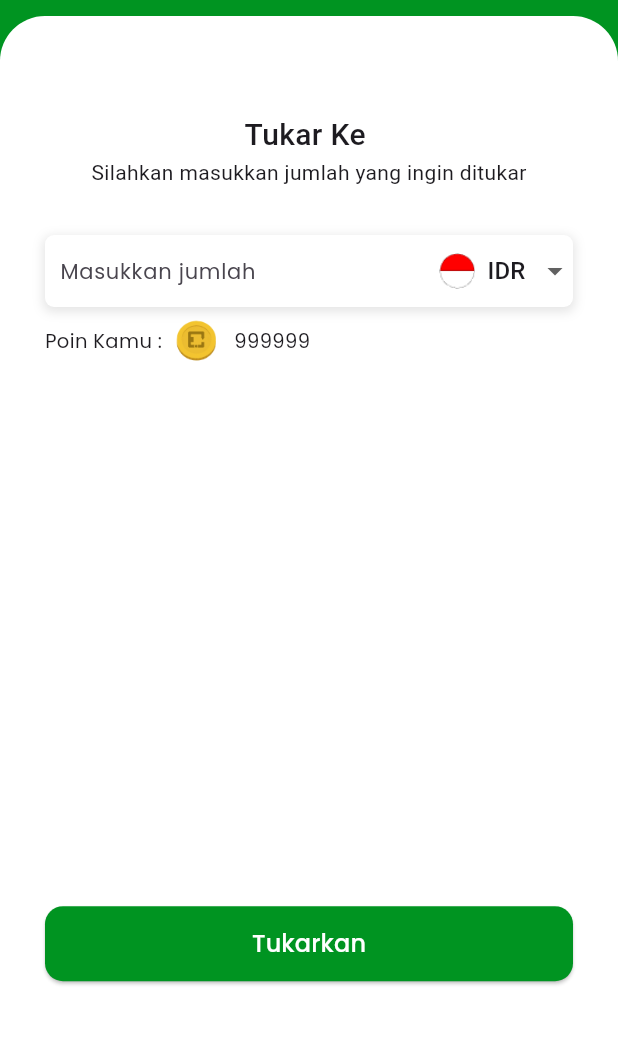
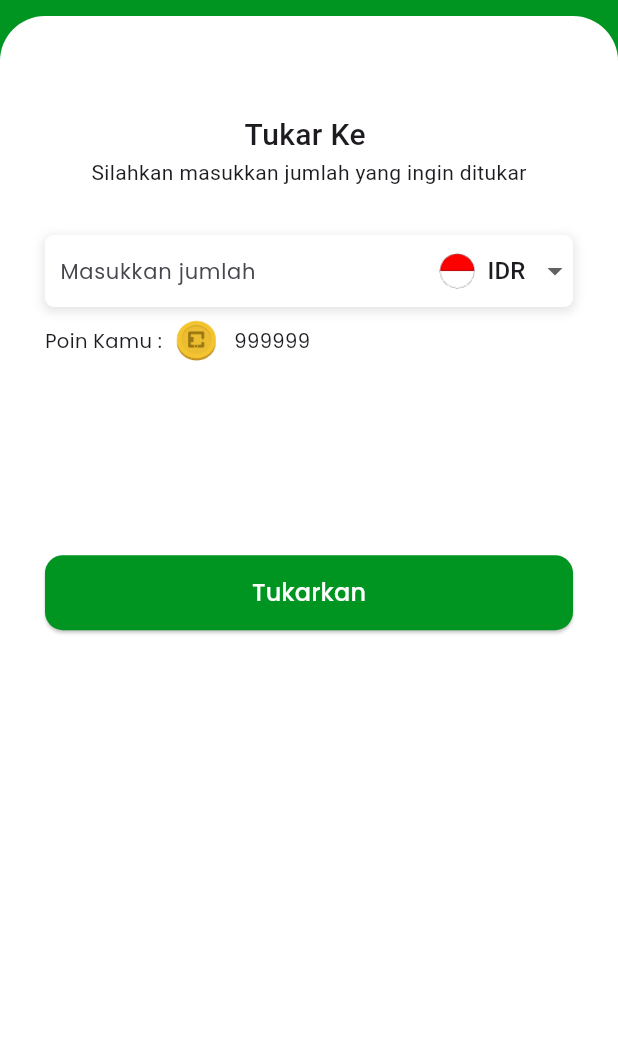
Before and after one commit to grantgabriel/E-Cycle-App, a Flutter app: the Withdrawing screen opened directly with empty values, on a phone screen of 412 x 824 dp, the part 62-1107 px from its top. Run offline on Flutter 3.47's test engine with Material 3 defaults, Android fonts, the phone set to English and light mode, and no system bars; our stand-ins replace camera, carousel_slider, google_generative_ai, google_maps_flutter, persistent_bottom_nav_bar.

Commit message:
fix:add flex at withdrawing page, to fix overflow

```diff
--- a/lib/screens/withdraw/withdrawing.dart
+++ b/lib/screens/withdraw/withdrawing.dart
@@ -28,7 +28,8 @@ class Withdrawing extends StatelessWidget {
               children: [
                 const SizedBox(height: 45),
                 Center(
-                  child: Column(
+                  child: Flex(
+                    direction: Axis.vertical,
                     children: [
                       Text(
                         'Tukar Ke ${withdrawDestination?.toUpperCase() ?? ''}',
@@ -80,7 +81,7 @@ class Withdrawing extends StatelessWidget {
                         ],
                       ),
                       SizedBox(
-                        height: 362,
+                        height: 128,
                       ),
                       ElevatedButton(
                         onPressed: () => showDialog<String>(
```
